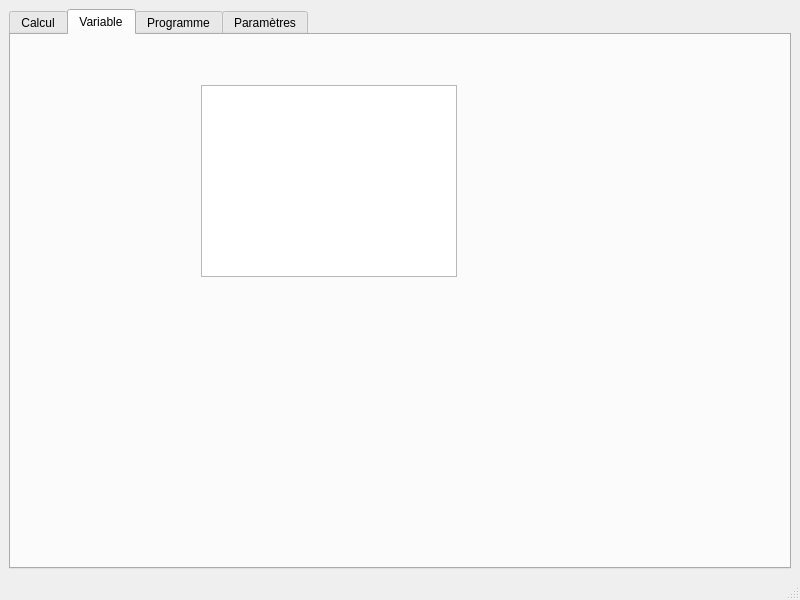
Old version of the form mainwindow.ui in the repository doremiiy/LO21_UTCalculator.
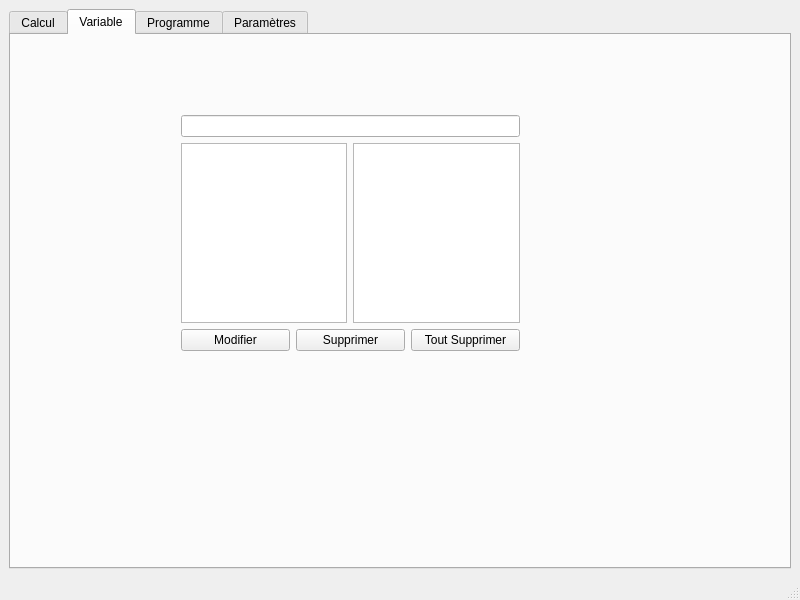
New version of the form. The open tabs and pages were chosen to show the change.

```diff
--- a/mainwindow.ui
+++ b/mainwindow.ui
@@ -184,15 +184,55 @@
        <attribute name="title">
         <string>Variable</string>
        </attribute>
-       <widget class="QTableWidget" name="vueVar">
+       <widget class="QWidget" name="verticalLayoutWidget">
         <property name="geometry">
          <rect>
-          <x>190</x>
-          <y>50</y>
-          <width>256</width>
-          <height>192</height>
+          <x>170</x>
+          <y>80</y>
+          <width>339</width>
+          <height>236</height>
          </rect>
         </property>
+        <layout class="QVBoxLayout" name="verticalLayout_7">
+         <item>
+          <widget class="QLineEdit" name="messageVar"/>
+         </item>
+         <item>
+          <layout class="QHBoxLayout" name="horizontalLayout_3">
+           <item>
+            <widget class="QTableWidget" name="vueVarId"/>
+           </item>
+           <item>
+            <widget class="QTableWidget" name="vueVarValue"/>
+           </item>
+          </layout>
+         </item>
+         <item>
+          <layout class="QHBoxLayout" name="horizontalLayout_2">
+           <item>
+            <widget class="QPushButton" name="modifierVar">
+             <property name="text">
+              <string>Modifier</string>
+             </property>
+            </widget>
+           </item>
+           <item>
+            <widget class="QPushButton" name="supprimerVar">
+             <property name="text">
+              <string>Supprimer</string>
+             </property>
+            </widget>
+           </item>
+           <item>
+            <widget class="QPushButton" name="toutSupprimer">
+             <property name="text">
+              <string>Tout Supprimer</string>
+             </property>
+            </widget>
+           </item>
+          </layout>
+         </item>
+        </layout>
        </widget>
       </widget>
       <widget class="QWidget" name="programme">
```
Left out of the diff: 4 changed lines with no effect on the pictures.
